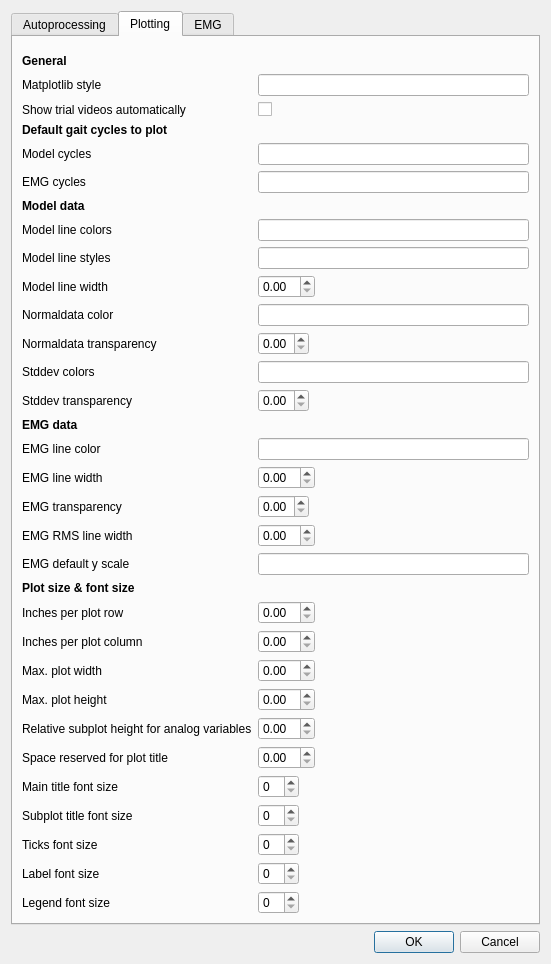
NCH-Motion-Laboratory/gaitutils, file gaitutils/nexus_scripts/options_dialog.ui: the form before one commit.
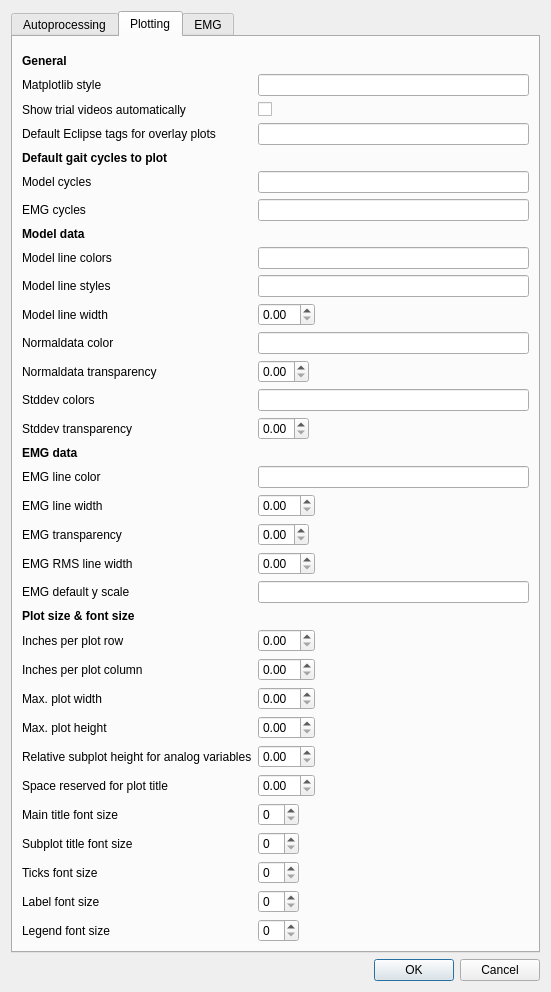
The form after the commit.

Commit message: eclipse tags into options dialog

Diff of the .ui file:
```diff
--- a/gaitutils/nexus_scripts/options_dialog.ui
+++ b/gaitutils/nexus_scripts/options_dialog.ui
@@ -489,7 +489,7 @@
            </property>
           </widget>
          </item>
-         <item row="5" column="0">
+         <item row="6" column="0">
           <widget class="QLabel" name="label_35">
            <property name="font">
             <font>
@@ -502,27 +502,27 @@
            </property>
           </widget>
          </item>
-         <item row="6" column="0">
+         <item row="7" column="0">
           <widget class="QLabel" name="label_36">
            <property name="text">
             <string>Model cycles</string>
            </property>
           </widget>
          </item>
-         <item row="6" column="1">
+         <item row="7" column="1">
           <widget class="QLineEdit" name="cfg_default_model_cycles"/>
          </item>
-         <item row="7" column="0">
+         <item row="8" column="0">
           <widget class="QLabel" name="label_37">
            <property name="text">
             <string>EMG cycles</string>
            </property>
           </widget>
          </item>
-         <item row="7" column="1">
+         <item row="8" column="1">
           <widget class="QLineEdit" name="cfg_default_emg_cycles"/>
          </item>
-         <item row="8" column="0">
+         <item row="9" column="0">
           <widget class="QLabel" name="label_29">
            <property name="font">
             <font>
@@ -535,34 +535,34 @@
            </property>
           </widget>
          </item>
-         <item row="9" column="0">
+         <item row="10" column="0">
           <widget class="QLabel" name="label_45">
            <property name="text">
             <string>Model line colors</string>
            </property>
           </widget>
          </item>
-         <item row="9" column="1">
+         <item row="10" column="1">
           <widget class="QLineEdit" name="cfg_model_tracecolors"/>
          </item>
-         <item row="10" column="0">
+         <item row="11" column="0">
           <widget class="QLabel" name="label_38">
            <property name="text">
             <string>Model line styles</string>
            </property>
           </widget>
          </item>
-         <item row="10" column="1">
+         <item row="11" column="1">
           <widget class="QLineEdit" name="cfg_model_linestyles"/>
          </item>
-         <item row="11" column="0">
+         <item row="12" column="0">
           <widget class="QLabel" name="label_39">
            <property name="text">
             <string>Model line width</string>
            </property>
           </widget>
          </item>
-         <item row="11" column="1">
+         <item row="12" column="1">
           <widget class="QDoubleSpinBox" name="cfg_model_linewidth">
            <property name="sizePolicy">
             <sizepolicy hsizetype="Fixed" vsizetype="Fixed">
@@ -578,24 +578,24 @@
            </property>
           </widget>
          </item>
-         <item row="12" column="0">
+         <item row="13" column="0">
           <widget class="QLabel" name="label_41">
            <property name="text">
             <string>Normaldata color</string>
            </property>
           </widget>
          </item>
-         <item row="12" column="1">
+         <item row="13" column="1">
           <widget class="QLineEdit" name="cfg_model_normals_color"/>
          </item>
-         <item row="13" column="0">
+         <item row="14" column="0">
           <widget class="QLabel" name="label_40">
            <property name="text">
             <string>Normaldata transparency</string>
            </property>
           </widget>
          </item>
-         <item row="13" column="1">
+         <item row="14" column="1">
           <widget class="QDoubleSpinBox" name="cfg_model_normals_alpha">
            <property name="sizePolicy">
             <sizepolicy hsizetype="Fixed" vsizetype="Fixed">
@@ -611,24 +611,24 @@
            </property>
           </widget>
          </item>
-         <item row="14" column="0">
+         <item row="15" column="0">
           <widget class="QLabel" name="label_48">
            <property name="text">
             <string>Stddev colors</string>
            </property>
           </widget>
          </item>
-         <item row="14" column="1">
+         <item row="15" column="1">
           <widget class="QLineEdit" name="cfg_model_stddev_colors"/>
          </item>
-         <item row="15" column="0">
+         <item row="16" column="0">
           <widget class="QLabel" name="label_49">
            <property name="text">
             <string>Stddev transparency</string>
            </property>
           </widget>
          </item>
-         <item row="15" column="1">
+         <item row="16" column="1">
           <widget class="QDoubleSpinBox" name="cfg_model_stddev_alpha">
            <property name="sizePolicy">
             <sizepolicy hsizetype="Fixed" vsizetype="Fixed">
@@ -644,7 +644,7 @@
            </property>
           </widget>
          </item>
-         <item row="16" column="0">
+         <item row="17" column="0">
           <widget class="QLabel" name="label_30">
            <property name="font">
             <font>
@@ -657,24 +657,24 @@
            </property>
           </widget>
          </item>
-         <item row="17" column="0">
+         <item row="18" column="0">
           <widget class="QLabel" name="label_46">
            <property name="text">
             <string>EMG line color</string>
            </property>
           </widget>
          </item>
-         <item row="17" column="1">
+         <item row="18" column="1">
           <widget class="QLineEdit" name="cfg_emg_tracecolor"/>
          </item>
-         <item row="18" column="0">
+         <item row="19" column="0">
           <widget class="QLabel" name="label_42">
            <property name="text">
             <string>EMG line width</string>
            </property>
           </widget>
          </item>
-         <item row="18" column="1">
+         <item row="19" column="1">
           <widget class="QDoubleSpinBox" name="cfg_emg_linewidth">
            <property name="sizePolicy">
             <sizepolicy hsizetype="Fixed" vsizetype="Fixed">
@@ -690,14 +690,14 @@
            </property>
           </widget>
          </item>
-         <item row="19" column="0">
+         <item row="20" column="0">
           <widget class="QLabel" name="label_44">
            <property name="text">
             <string>EMG transparency</string>
            </property>
           </widget>
          </item>
-         <item row="19" column="1">
+         <item row="20" column="1">
           <widget class="QDoubleSpinBox" name="cfg_emg_alpha">
            <property name="sizePolicy">
             <sizepolicy hsizetype="Fixed" vsizetype="Fixed">
@@ -713,14 +713,14 @@
            </property>
           </widget>
          </item>
-         <item row="20" column="0">
+         <item row="21" column="0">
           <widget class="QLabel" name="label_43">
            <property name="text">
             <string>EMG RMS line width</string>
            </property>
           </widget>
          </item>
-         <item row="20" column="1">
+         <item row="21" column="1">
           <widget class="QDoubleSpinBox" name="cfg_emg_rms_linewidth">
            <property name="sizePolicy">
             <sizepolicy hsizetype="Fixed" vsizetype="Fixed">
@@ -736,17 +736,17 @@
            </property>
           </widget>
          </item>
-         <item row="21" column="0">
+         <item row="22" column="0">
           <widget class="QLabel" name="label_47">
            <property name="text">
             <string>EMG default y scale</string>
            </property>
           </widget>
          </item>
-         <item row="21" column="1">
+         <item row="22" column="1">
           <widget class="QLineEdit" name="cfg_emg_yscale"/>
          </item>
-         <item row="22" column="0">
+         <item row="23" column="0">
           <widget class="QLabel" name="label_32">
            <property name="font">
             <font>
@@ -759,14 +759,14 @@
            </property>
           </widget>
          </item>
-         <item row="23" column="0">
+         <item row="24" column="0">
           <widget class="QLabel" name="label_56">
            <property name="text">
             <string>Inches per plot row</string>
            </property>
           </widget>
          </item>
-         <item row="23" column="1">
+         <item row="24" column="1">
           <widget class="QDoubleSpinBox" name="cfg_inch_per_row">
            <property name="sizePolicy">
             <sizepolicy hsizetype="Fixed" vsizetype="Fixed">
@@ -776,14 +776,14 @@
            </property>
           </widget>
          </item>
-         <item row="24" column="0">
+         <item row="25" column="0">
           <widget class="QLabel" name="label_57">
            <property name="text">
             <string>Inches per plot column</string>
            </property>
           </widget>
          </item>
-         <item row="24" column="1">
+         <item row="25" column="1">
           <widget class="QDoubleSpinBox" name="cfg_inch_per_col">
            <property name="sizePolicy">
             <sizepolicy hsizetype="Fixed" vsizetype="Fixed">
@@ -793,14 +793,14 @@
            </property>
           </widget>
          </item>
-         <item row="25" column="0">
+         <item row="26" column="0">
           <widget class="QLabel" name="label_50">
            <property name="text">
             <string>Max. plot width</string>
            </property>
           </widget>
          </item>
-         <item row="25" column="1">
+         <item row="26" column="1">
           <widget class="QDoubleSpinBox" name="cfg_maxw">
            <property name="sizePolicy">
             <sizepolicy hsizetype="Fixed" vsizetype="Fixed">
@@ -810,14 +810,14 @@
            </property>
           </widget>
          </item>
-         <item row="26" column="0">
+         <item row="27" column="0">
           <widget class="QLabel" name="label_51">
            <property name="text">
             <string>Max. plot height</string>
            </property>
           </widget>
          </item>
-         <item row="26" column="1">
+         <item row="27" column="1">
           <widget class="QDoubleSpinBox" name="cfg_maxh">
            <property name="sizePolicy">
             <sizepolicy hsizetype="Fixed" vsizetype="Fixed">
@@ -827,14 +827,14 @@
            </property>
           </widget>
          </item>
-         <item row="27" column="0">
+         <item row="28" column="0">
           <widget class="QLabel" name="label_33">
            <property name="text">
             <string>Relative subplot height for analog variables</string>
            </property>
           </widget>
          </item>
-         <item row="27" column="1">
+         <item row="28" column="1">
           <widget class="QDoubleSpinBox" name="cfg_analog_plotheight">
            <property name="sizePolicy">
             <sizepolicy hsizetype="Fixed" vsizetype="Fixed">
@@ -844,14 +844,14 @@
            </property>
           </widget>
          </item>
-         <item row="28" column="0">
+         <item row="29" column="0">
           <widget class="QLabel" name="label_52">
            <property name="text">
             <string>Space reserved for plot title</string>
            </property>
           </widget>
          </item>
-         <item row="28" column="1">
+         <item row="29" column="1">
           <widget class="QDoubleSpinBox" name="cfg_titlespace">
            <property name="sizePolicy">
             <sizepolicy hsizetype="Fixed" vsizetype="Fixed">
@@ -861,14 +861,14 @@
            </property>
           </widget>
          </item>
-         <item row="29" column="0">
+         <item row="30" column="0">
           <widget class="QLabel" name="label_53">
            <property name="text">
             <string>Main title font size</string>
            </property>
           </widget>
          </item>
-         <item row="29" column="1">
+         <item row="30" column="1">
           <widget class="QSpinBox" name="cfg_maintitle_fontsize">
            <property name="sizePolicy">
             <sizepolicy hsizetype="Fixed" vsizetype="Fixed">
@@ -878,14 +878,14 @@
            </property>
           </widget>
          </item>
-         <item row="30" column="0">
+         <item row="31" column="0">
           <widget class="QLabel" name="label_59">
            <property name="text">
             <string>Subplot title font size</string>
            </property>
           </widget>
          </item>
-         <item row="30" column="1">
+         <item row="31" column="1">
           <widget class="QSpinBox" name="cfg_title_fontsize">
            <property name="sizePolicy">
             <sizepolicy hsizetype="Fixed" vsizetype="Fixed">
@@ -895,14 +895,14 @@
            </property>
           </widget>
          </item>
-         <item row="31" column="0">
+         <item row="32" column="0">
           <widget class="QLabel" name="label_54">
            <property name="text">
             <string>Ticks font size</string>
            </property>
           </widget>
          </item>
-         <item row="31" column="1">
+         <item row="32" column="1">
           <widget class="QSpinBox" name="cfg_ticks_fontsize">
            <property name="sizePolicy">
             <sizepolicy hsizetype="Fixed" vsizetype="Fixed">
@@ -912,14 +912,14 @@
            </property>
           </widget>
          </item>
-         <item row="32" column="0">
+         <item row="33" column="0">
           <widget class="QLabel" name="label_55">
            <property name="text">
             <string>Label font size</string>
            </property>
           </widget>
          </item>
-         <item row="32" column="1">
+         <item row="33" column="1">
           <widget class="QSpinBox" name="cfg_label_fontsize">
            <property name="sizePolicy">
             <sizepolicy hsizetype="Fixed" vsizetype="Fixed">
@@ -929,14 +929,14 @@
            </property>
           </widget>
          </item>
-         <item row="33" column="0">
+         <item row="34" column="0">
           <widget class="QLabel" name="label_58">
            <property name="text">
             <string>Legend font size</string>
            </property>
           </widget>
          </item>
-         <item row="33" column="1">
+         <item row="34" column="1">
           <widget class="QSpinBox" name="cfg_legend_fontsize">
            <property name="sizePolicy">
             <sizepolicy hsizetype="Fixed" vsizetype="Fixed">
@@ -946,6 +946,16 @@
            </property>
           </widget>
          </item>
+         <item row="5" column="0">
+          <widget class="QLabel" name="label_60">
+           <property name="text">
+            <string>Default Eclipse tags for overlay plots</string>
+           </property>
+          </widget>
+         </item>
+         <item row="5" column="1">
+          <widget class="QLineEdit" name="cfg_eclipse_tags"/>
+         </item>
         </layout>
        </item>
       </layout>
```
